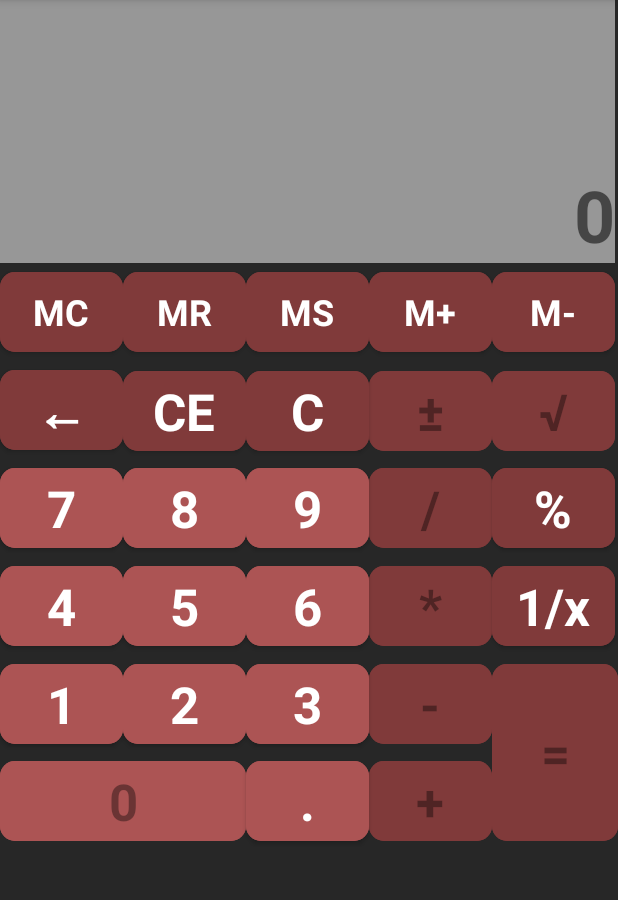
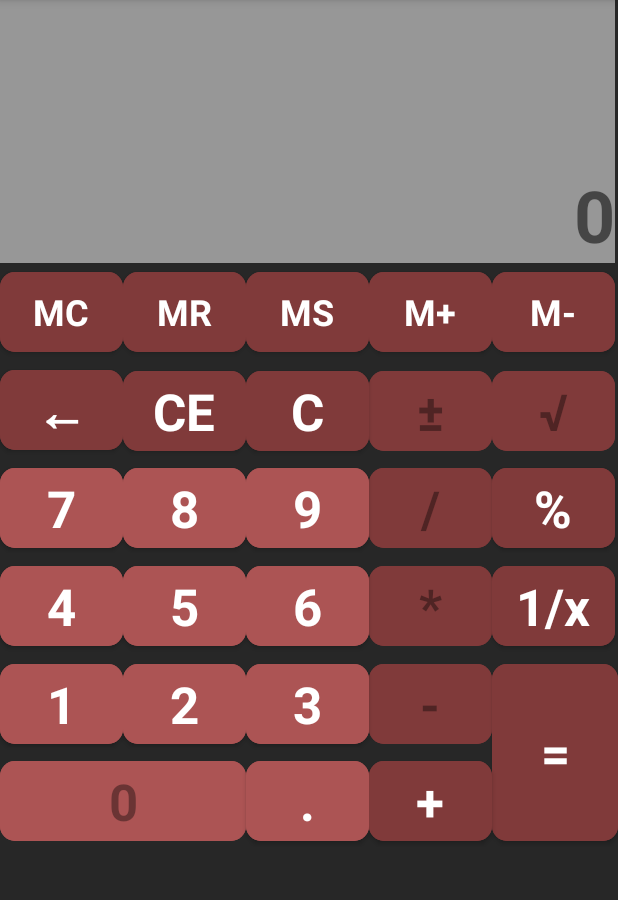
Before and after one commit to Martyn3z/MIPT3_Martynas, an Android app: the screen it shows after launch (MainActivity), on a phone screen of 412 x 824 dp, the part 84-984 px from its top. Run offline under Robolectric (Android 15) with nearby library versions, the phone set to English and light mode, and no system bars.

```diff
--- a/app/src/main/res/layout/activity_main.xml
+++ b/app/src/main/res/layout/activity_main.xml
@@ -9,9 +9,10 @@
     tools:context=".MainActivity">
 
     <TableLayout
-        android:layout_width="0dp"
-        android:layout_height="0dp"
+        android:layout_width="match_parent"
+        android:layout_height="match_parent"
         android:stretchColumns="*"
+
         app:layout_constraintBottom_toBottomOf="parent"
         app:layout_constraintEnd_toEndOf="parent"
         app:layout_constraintStart_toStartOf="parent"
@@ -28,7 +29,7 @@
                 android:layout_span="5"
                 android:background="#323131"
                 android:backgroundTint="#979797"
-                android:gravity="bottom|right"
+                android:gravity="bottom|end"
                 android:text="0"
                 android:textIsSelectable="false"
                 android:textSize="48sp"
@@ -360,7 +361,7 @@
                 android:layout_span="1"
                 android:layout_weight="2"
                 android:backgroundTint="#803A3A"
-                android:enabled="false"
+                android:enabled="true"
                 android:gravity="center_horizontal|center_vertical"
                 android:text="="
                 android:textAppearance="@style/TextAppearance.AppCompat.Body1"
@@ -406,7 +407,7 @@
                 android:layout_width="70dp"
                 android:layout_height="65dp"
                 android:backgroundTint="#803A3A"
-                android:enabled="false"
+                android:enabled="true"
                 android:gravity="center_horizontal|center_vertical"
                 android:text="+"
                 android:textAppearance="@style/TextAppearance.AppCompat.Body1"
```
Also changed, not shown: app/src/main/java/com/example/mipt3_martynas/MainActivity.java (+49 -6 lines).
